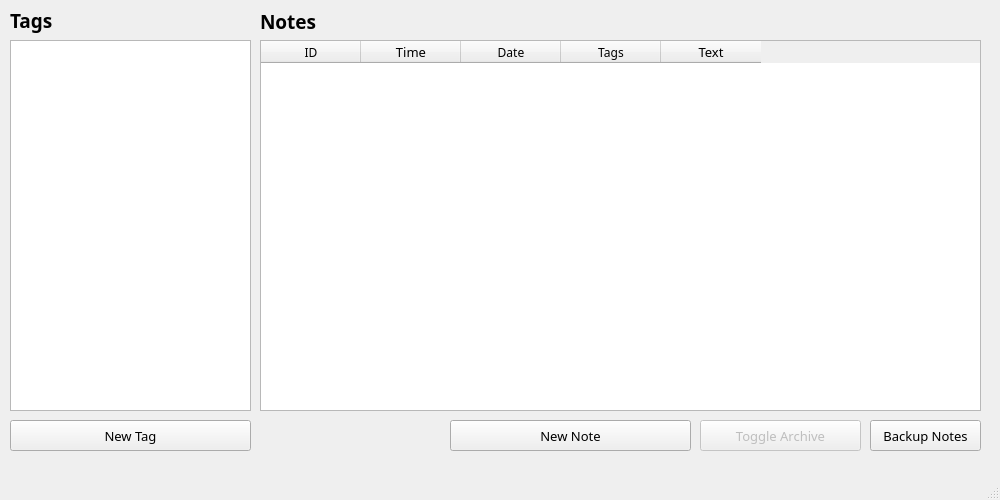
First picture: the form in Note-App/mainwindow.ui, repository knu-2-tochanenko/OOP, before the edit.
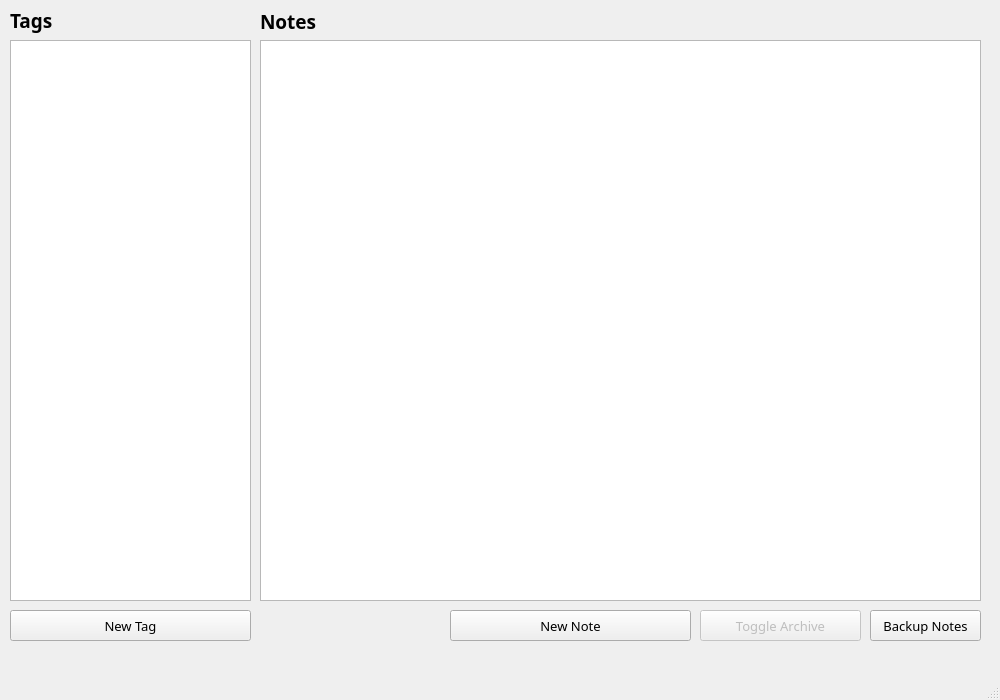
Second picture: the form after the edit.

Commit message: Changed table to listWidget. Added new ui for single note

```diff
--- a/Note-App/mainwindow.ui
+++ b/Note-App/mainwindow.ui
@@ -7,7 +7,7 @@
     <x>0</x>
     <y>0</y>
     <width>1000</width>
-    <height>500</height>
+    <height>700</height>
    </rect>
   </property>
   <property name="sizePolicy">
@@ -19,13 +19,13 @@
   <property name="minimumSize">
    <size>
     <width>1000</width>
-    <height>500</height>
+    <height>700</height>
    </size>
   </property>
   <property name="maximumSize">
    <size>
     <width>1000</width>
-    <height>500</height>
+    <height>700</height>
    </size>
   </property>
   <property name="windowTitle">
@@ -38,7 +38,7 @@
       <x>10</x>
       <y>40</y>
       <width>241</width>
-      <height>371</height>
+      <height>561</height>
      </rect>
     </property>
     <property name="font">
@@ -48,85 +48,6 @@
      </font>
     </property>
    </widget>
-   <widget class="QTableWidget" name="table_notes">
-    <property name="geometry">
-     <rect>
-      <x>260</x>
-      <y>40</y>
-      <width>721</width>
-      <height>371</height>
-     </rect>
-    </property>
-    <property name="font">
-     <font>
-      <family>Century Gothic</family>
-      <pointsize>10</pointsize>
-     </font>
-    </property>
-    <property name="gridStyle">
-     <enum>Qt::DashLine</enum>
-    </property>
-    <property name="sortingEnabled">
-     <bool>false</bool>
-    </property>
-    <property name="wordWrap">
-     <bool>false</bool>
-    </property>
-    <column>
-     <property name="text">
-      <string>ID</string>
-     </property>
-     <property name="font">
-      <font>
-       <family>Century Gothic</family>
-       <pointsize>9</pointsize>
-      </font>
-     </property>
-    </column>
-    <column>
-     <property name="text">
-      <string>Time</string>
-     </property>
-     <property name="font">
-      <font>
-       <family>Century Gothic</family>
-      </font>
-     </property>
-    </column>
-    <column>
-     <property name="text">
-      <string>Date</string>
-     </property>
-     <property name="font">
-      <font>
-       <family>Century Gothic</family>
-       <pointsize>9</pointsize>
-      </font>
-     </property>
-    </column>
-    <column>
-     <property name="text">
-      <string>Tags</string>
-     </property>
-     <property name="font">
-      <font>
-       <family>Century Gothic</family>
-       <pointsize>9</pointsize>
-      </font>
-     </property>
-    </column>
-    <column>
-     <property name="text">
-      <string>Text</string>
-     </property>
-     <property name="font">
-      <font>
-       <family>Century Gothic</family>
-       <pointsize>10</pointsize>
-      </font>
-     </property>
-    </column>
-   </widget>
    <widget class="QLabel" name="label_tags">
     <property name="geometry">
      <rect>
@@ -173,7 +94,7 @@
     <property name="geometry">
      <rect>
       <x>450</x>
-      <y>420</y>
+      <y>610</y>
       <width>241</width>
       <height>31</height>
      </rect>
@@ -195,7 +116,7 @@
     <property name="geometry">
      <rect>
       <x>10</x>
-      <y>420</y>
+      <y>610</y>
       <width>241</width>
       <height>31</height>
      </rect>
@@ -220,7 +141,7 @@
     <property name="geometry">
      <rect>
       <x>700</x>
-      <y>420</y>
+      <y>610</y>
       <width>161</width>
       <height>31</height>
      </rect>
@@ -242,7 +163,7 @@
     <property name="geometry">
      <rect>
       <x>870</x>
-      <y>420</y>
+      <y>610</y>
       <width>111</width>
       <height>31</height>
      </rect>
@@ -260,6 +181,16 @@
      <string>Ctrl+Shift+B</string>
     </property>
    </widget>
+   <widget class="QListWidget" name="listWidget_notes">
+    <property name="geometry">
+     <rect>
+      <x>260</x>
+      <y>40</y>
+      <width>721</width>
+      <height>561</height>
+     </rect>
+    </property>
+   </widget>
   </widget>
   <widget class="QMenuBar" name="menuBar">
    <property name="geometry">
```
The commit also changes 9 other files.
